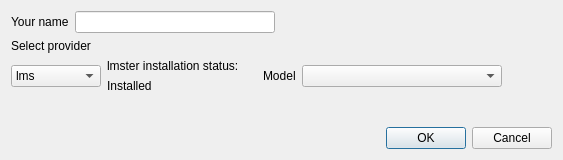
Qt form settingswindow.ui (Etwas-Trufanov/Chatix) before a commit.
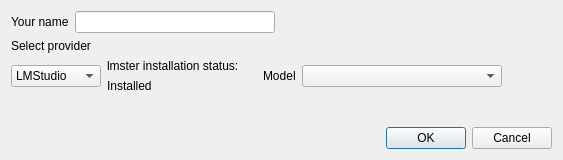
The same form after that commit.

What changed in the file:
```diff
--- a/settingswindow.ui
+++ b/settingswindow.ui
@@ -83,7 +83,7 @@
            </property>
            <item>
             <property name="text">
-             <string>lms</string>
+             <string>LMStudio</string>
             </property>
            </item>
            <item>
```
Left out of the diff: 2 changed lines with no effect on the pictures.
